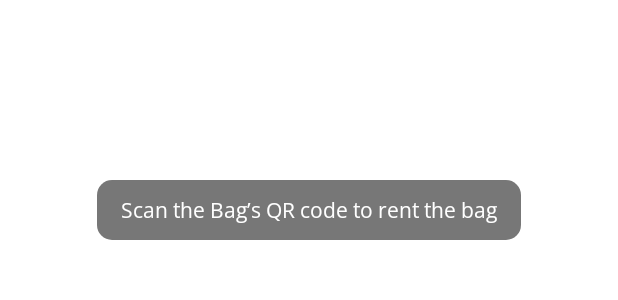
After one commit to StevenSuh/Bagito, an Android app: the layout scanner.xml on its own in the app's theme, with its tools: preview values and no code run, on a phone screen of 412 x 824 dp. The commit adds this screen. Shown: the top 300 px of the screen. Run offline under Robolectric (Android 15) with nearby library versions, the phone set to English and light mode, and no system bars.

Commit message:
error handling + add instructions on scanner

```diff
--- a/app/app/src/main/AndroidManifest.xml
+++ b/app/app/src/main/AndroidManifest.xml
@@ -21,8 +21,6 @@
         <activity android:name=".Account.AccountActivity"></activity>
         <activity android:name=".Account.ChangeApi"></activity>
         <activity android:name=".Account.ChangeInfo"></activity>
-        <activity android:name=".Account.PrivacyPolicyActivity"></activity>
-        <activity android:name=".Account.TOSActivity"></activity>
         <activity android:name=".forgot.ResetPasswordActivity" />
         <activity android:name=".forgot.CodeActivity" />
         <activity android:name=".forgot.EmailActivity" />
--- /dev/null
+++ b/app/app/src/main/res/drawable/scanner_bg.xml
@@ -0,0 +1,9 @@
+<?xml version="1.0" encoding="utf-8"?>
+<selector xmlns:android="http://schemas.android.com/apk/res/android">
+    <item>
+        <shape android:shape="rectangle">
+            <corners android:radius="10dp"/>
+            <solid android:color="#88000000"/>
+        </shape>
+    </item>
+</selector>
--- /dev/null
+++ b/app/app/src/main/res/layout/scanner.xml
@@ -0,0 +1,28 @@
+<?xml version="1.0" encoding="utf-8"?>
+
+<FrameLayout
+    xmlns:android="http://schemas.android.com/apk/res/android"
+    xmlns:app="http://schemas.android.com/apk/res-auto"
+    android:layout_width="match_parent"
+    android:layout_height="match_parent">
+
+    <FrameLayout
+        android:id="@+id/content_frame"
+        android:layout_width="match_parent"
+        android:layout_height="match_parent" />
+
+    <TextView
+        android:id="@+id/scanner_instructions"
+        android:background="@drawable/scanner_bg"
+        android:layout_width="wrap_content"
+        android:layout_height="wrap_content"
+        android:layout_marginTop="120dp"
+        android:layout_gravity="center_horizontal"
+        android:paddingTop="10dp"
+        android:paddingBottom="10dp"
+        android:paddingLeft="16dp"
+        android:paddingRight="16dp"
+        android:textColor="@color/colorLight"
+        android:text="Scan the Bag’s QR code to rent the bag" />
+
+</FrameLayout>
```
Also changed, not shown: app/app/src/main/java/com/example/bagito/Account/AccountActivity.java (+1 -15 lines), app/app/src/main/java/com/example/bagito/Account/PrivacyPolicyActivity.java (deleted, +0 -15 lines), app/app/src/main/java/com/example/bagito/Account/TOSActivity.java (deleted, +0 -15 lines), app/app/src/main/java/com/example/bagito/RentActivity.java (+8 -10 lines), app/app/src/main/res/layout/activity_privacy_policy.xml (deleted, +0 -9 lines), app/app/src/main/res/layout/activity_tos.xml (deleted, +0 -9 lines), 2 other files.
